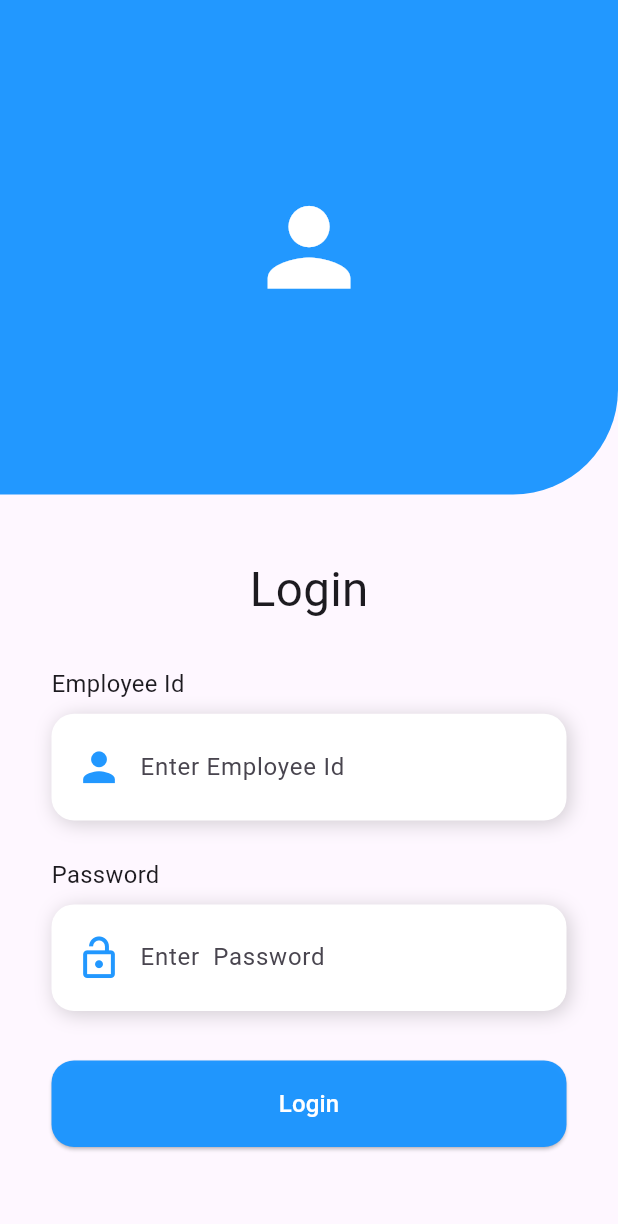
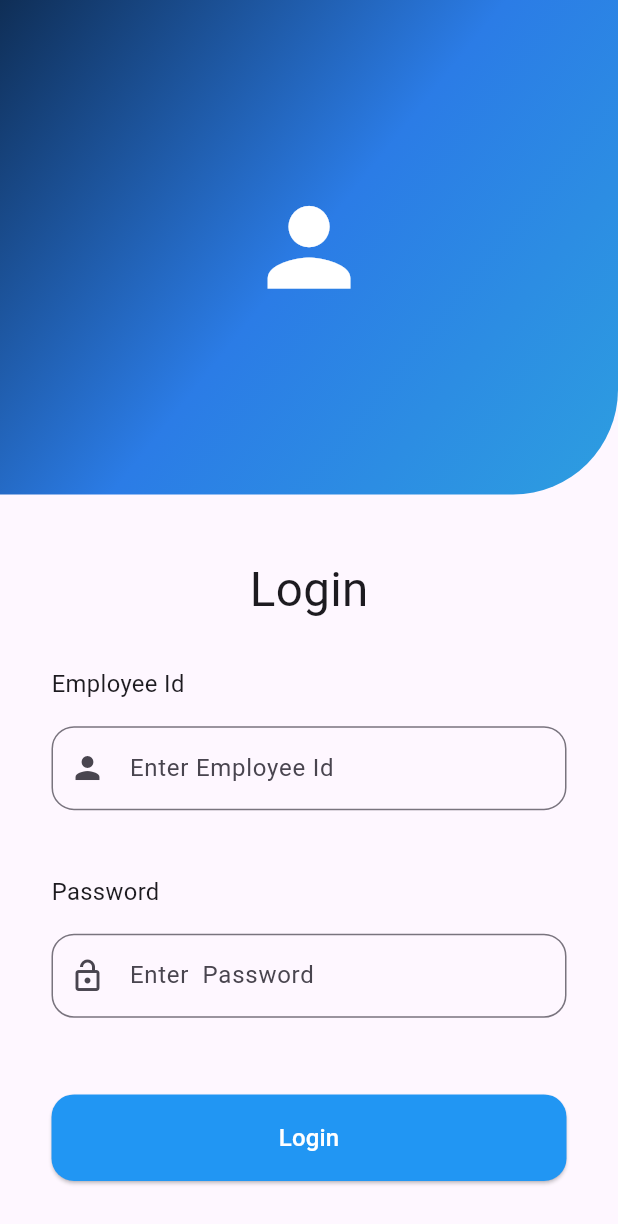
Before and after one commit to TarunHasija/Attendance-Management-system, a Flutter app: the screen it shows after launch, on a phone screen of 412 x 824 dp. Shown: the top 1224 px of the screen. Run offline on Flutter 3.47's test engine with Material 3 defaults, Android fonts, the phone set to English and light mode, and no system bars; our stand-ins replace cloud_firestore, firebase_core; accounts and stored records are empty.

Commit message:
NEW COMMIT

```diff
--- a/lib/constant.dart
+++ b/lib/constant.dart
@@ -1,8 +1,13 @@
 import 'package:flutter/material.dart';
 
-double deviceHeight(BuildContext context) =>
-    MediaQuery.of(context as BuildContext).size.height;
-double deviceWidth(BuildContext context) =>
-    MediaQuery.of(context as BuildContext).size.width;
+double deviceHeight(BuildContext context) => MediaQuery.of(context).size.height;
+double deviceWidth(BuildContext context) => MediaQuery.of(context).size.width;
 
-Color primary = Color.fromARGB(248, 28, 149, 255);
+LinearGradient primary = const LinearGradient(
+  colors: [Color.fromARGB(255, 15, 46, 86), Color.fromARGB(255, 43, 124, 230), Color(0xff2d9ee0)],
+  stops: [0, 0.5, 1],
+  begin: Alignment.topLeft,
+  end: Alignment.bottomRight,
+);
+
+Color bluee = Colors.blue;
--- a/lib/main.dart
+++ b/lib/main.dart
@@ -18,7 +18,7 @@ class MyApp extends StatelessWidget {
       theme: ThemeData(
       ),
       debugShowCheckedModeBanner: false,
-      home:  const LoginScreen(),
+      home:   LoginScreen(),
     );
   }
 }
--- a/lib/screens/loginscreen.dart
+++ b/lib/screens/loginscreen.dart
@@ -6,22 +6,27 @@ import 'package:cloud_firestore/cloud_firestore.dart';
 import 'package:flutter/material.dart';
 
 class LoginScreen extends StatefulWidget {
-  const LoginScreen({super.key});
+  LoginScreen({super.key});
 
   @override
   State<LoginScreen> createState() => _LoginScreenState();
 }
 
+TextEditingController idController = TextEditingController();
+TextEditingController passController = TextEditingController();
+CollectionReference collectionReference =
+    FirebaseFirestore.instance.collection('Employee');
+
 class _LoginScreenState extends State<LoginScreen> {
   @override
   Widget build(BuildContext context) {
-    TextEditingController idController = TextEditingController();
-    TextEditingController passController = TextEditingController();
-    CollectionReference collectionReference =
-        FirebaseFirestore.instance.collection('Employee');
     return Scaffold(
-        resizeToAvoidBottomInset: false,
+
+        // resizeToAvoidBottomInset: false,
         body: SingleChildScrollView(
+
+          reverse: true,
+          // physics: const BouncingScrollPhysics(),
           child: Column(
             children: [
               Column(
@@ -30,7 +35,7 @@ class _LoginScreenState extends State<LoginScreen> {
                     height: deviceHeight(context) / 2.5,
                     width: deviceWidth(context),
                     decoration: BoxDecoration(
-                        color: primary,
+                        gradient: primary,
                         borderRadius: const BorderRadius.only(
                             bottomRight: Radius.circular(70))),
                     child: Center(
@@ -65,8 +70,8 @@ class _LoginScreenState extends State<LoginScreen> {
                           ),
                           LoginInputBox(
                             hintText: "Enter Employee Id",
-                            Textcontroller: idController,
-                            iconn: Icons.person,
+                            controller: idController,
+                            iconn: const Icon(Icons.person),
                           ),
                           SizedBox(
                             height: deviceHeight(context) * .02,
@@ -76,27 +81,28 @@ class _LoginScreenState extends State<LoginScreen> {
                           ),
                           LoginInputBox(
                             hintText: "Enter  Password",
-                            Textcontroller: passController,
-                            iconn: Icons.lock_open_outlined,
+                            controller: passController,
+                            iconn: const Icon(Icons.lock_open_outlined),
                           ),
                           Loginbutton(
                             function: () async {
                               String id = idController.text.trim();
                               String password = passController.text.trim();
-                              QuerySnapshot snapshot = await collectionReference.get();
+                              QuerySnapshot snapshot =
+                                  await collectionReference.get();
                               print(snapshot.docs[0]['id']);
 
                               if (id.isEmpty) {
                                 ScaffoldMessenger.of(context).showSnackBar(
                                     const SnackBar(
-                                        content: Text("Employee id is Empty")));
-
+                                        content:
+                                            Text("Employee id is Empty")));
                               }
                               if (password.isEmpty) {
                                 ScaffoldMessenger.of(context).showSnackBar(
                                     const SnackBar(
-                                        content: Text("Employee password is Empty")));
-
+                                        content: Text(
+                                            "Employee password is Empty")));
                               }
                             },
                           )
@@ -105,7 +111,9 @@ class _LoginScreenState extends State<LoginScreen> {
                 ],
               ),
             ],
+
           ),
+
         ));
   }
 }
--- a/lib/widgets/inputbox.dart
+++ b/lib/widgets/inputbox.dart
@@ -2,59 +2,43 @@ import 'package:flutter/material.dart';
 import 'package:ams/constant.dart';
 
 class LoginInputBox extends StatelessWidget {
-  final IconData iconn;
+  final Icon iconn;
   final String hintText;
-  final TextEditingController Textcontroller;
+  final TextEditingController controller;
 
   const LoginInputBox({
     super.key,
     required this.iconn,
     required this.hintText,
-    required this.Textcontroller,
+    required this.controller,
   });
 
   @override
   Widget build(BuildContext context) {
-    return Container(
-      decoration: const BoxDecoration(
-        borderRadius: BorderRadius.all(Radius.circular(15)),
-        boxShadow: [
-          BoxShadow(
-            color: Color.fromARGB(66, 86, 86, 86),
-            blurRadius: 10,
-            offset: Offset(2, 2),
-          )
-        ],
-        color: Colors.white,
+    return Padding(
+      padding: EdgeInsets.symmetric(
+        vertical: deviceHeight(context)/100
       ),
-      child: Row(
-        children: [
-          Container(
-            margin: EdgeInsets.symmetric(horizontal: deviceWidth(context) / 26),
-            width: deviceWidth(context) / 15,
-            child: Icon(
-              iconn,
-              color: primary,
-              size: deviceWidth(context) / 13,
-            ),
+      child: SizedBox(
+        // margin: EdgeInsets.all(10.0),
+        width: double.infinity,
+        height: deviceHeight(context)*.08,
+        child:TextFormField(
+          cursorColor: bluee,
+          controller: controller,
+          decoration: InputDecoration(
+            prefixIcon: iconn,
+            iconColor: bluee,
+            labelText: hintText,
+            border: OutlineInputBorder(
+
+              borderRadius: BorderRadius.circular(15.0),
+
+            )
+
           ),
-          Expanded(
-            child: Padding(
-              padding: const EdgeInsets.only(right: 20.0),
-              child: TextFormField(
-                controller: Textcontroller,
-                decoration: InputDecoration(
-                  contentPadding: EdgeInsets.symmetric(
-                    vertical: deviceHeight(context) / 35,
-                  ),
-                  border: InputBorder.none,
-                  hintText: hintText,
-                ),
-                maxLines: 1,
-              ),
-            ),
-          ),
-        ],
+
+        ) ,
       ),
     );
   }
--- a/lib/widgets/loginbutton.dart
+++ b/lib/widgets/loginbutton.dart
@@ -24,7 +24,7 @@ class Loginbutton extends StatelessWidget {
           style: ButtonStyle(
             shape: MaterialStateProperty.all(RoundedRectangleBorder(
                 borderRadius: BorderRadius.circular(15))),
-            backgroundColor: MaterialStatePropertyAll(primary),
+            backgroundColor: MaterialStatePropertyAll(bluee),
           ),
           child: const Text(
             "Login",
```
